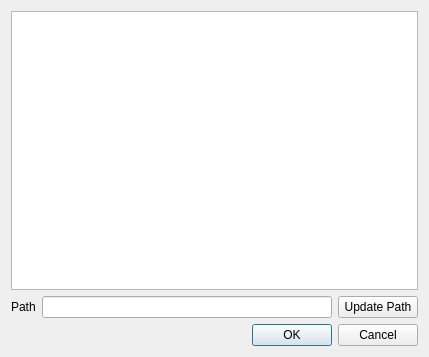
This is object-detector/src/Utilities/Plugins/CircleDetectorPlugins/PluginLoader/CircleDetectorPluginLoaderView/circledetecorpluginloaderview.ui in Icraus/Object-Detector as Qt 5 draws it before an edit. The edited form follows.
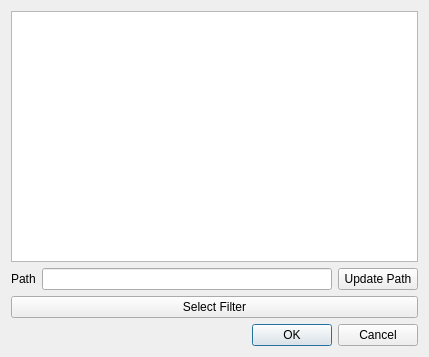
This is the edited form.

The edit to the form file:
```diff
--- a/object-detector/src/Utilities/Plugins/CircleDetectorPlugins/PluginLoader/CircleDetectorPluginLoaderView/circledetecorpluginloaderview.ui
+++ b/object-detector/src/Utilities/Plugins/CircleDetectorPlugins/PluginLoader/CircleDetectorPluginLoaderView/circledetecorpluginloaderview.ui
@@ -38,6 +38,13 @@
      </item>
     </layout>
    </item>
+   <item>
+    <widget class="QPushButton" name="pushButton_2">
+     <property name="text">
+      <string>Select Filter</string>
+     </property>
+    </widget>
+   </item>
    <item>
     <widget class="QDialogButtonBox" name="buttonBox">
      <property name="orientation">
```
Left out of the diff: 8 changed lines with no effect on the pictures.
